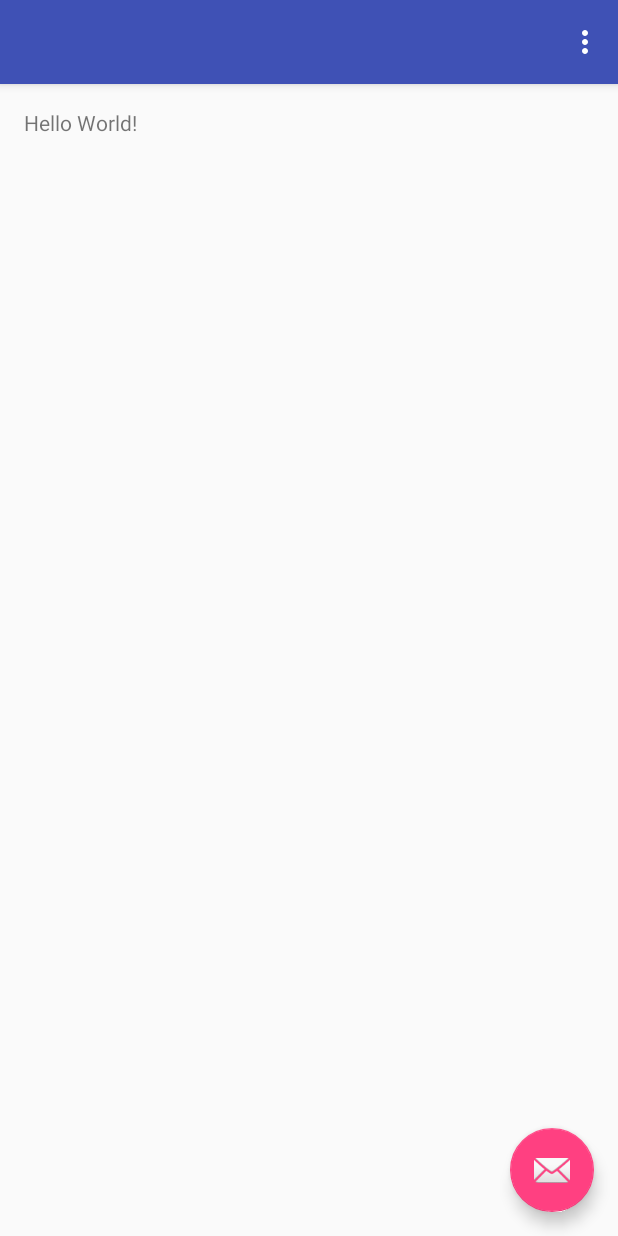
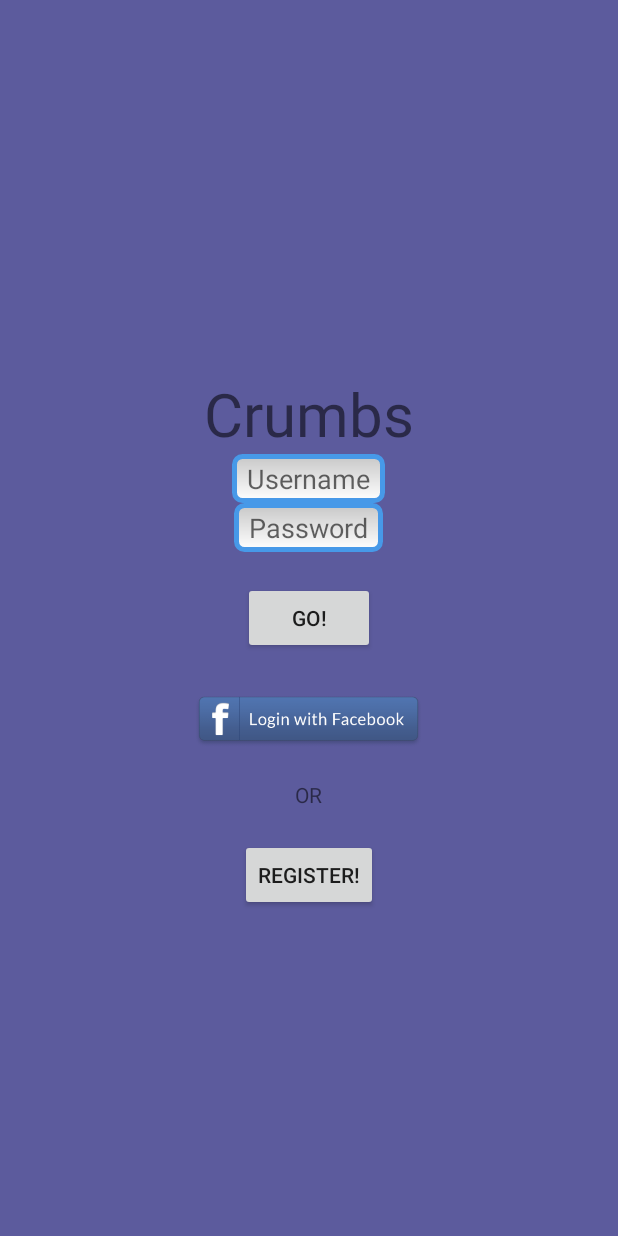
Before and after one commit to mudalia2/Crumbs, an Android app: the screen it shows after launch (MainActivity), on a phone screen of 412 x 824 dp. Run offline under Robolectric (Android 15) with nearby library versions, the phone set to English and light mode, and no system bars.

Commit message:
First Screen basic layout

```diff
--- a/app/src/main/AndroidManifest.xml
+++ b/app/src/main/AndroidManifest.xml
@@ -1,17 +1,19 @@
 <?xml version="1.0" encoding="utf-8"?>
 <manifest xmlns:android="http://schemas.android.com/apk/res/android"
-    package="com.example.varungove.crumbs" >
+    package="com.example.varungove.crumbs">
 
     <application
         android:allowBackup="true"
         android:icon="@mipmap/ic_launcher"
         android:label="@string/app_name"
         android:supportsRtl="true"
-        android:theme="@style/AppTheme" >
+
+        android:theme="@style/AppTheme">
         <activity
             android:name=".MainActivity"
             android:label="@string/app_name"
-            android:theme="@style/AppTheme.NoActionBar" >
+            android:screenOrientation="portrait"
+            android:theme="@style/AppTheme.NoActionBar">
             <intent-filter>
                 <action android:name="android.intent.action.MAIN" />
 
--- a/app/src/main/java/com/example/varungove/crumbs/MainActivity.java
+++ b/app/src/main/java/com/example/varungove/crumbs/MainActivity.java
@@ -15,38 +15,6 @@ public class MainActivity extends AppCompatActivity {
     protected void onCreate(Bundle savedInstanceState) {
         super.onCreate(savedInstanceState);
         setContentView(R.layout.activity_main);
-        Toolbar toolbar = (Toolbar) findViewById(R.id.toolbar);
-        setSupportActionBar(toolbar);
 
-       FloatingActionButton fab = (FloatingActionButton) findViewById(R.id.fab);
-        fab.setOnClickListener(new View.OnClickListener() {
-            @Override
-            public void onClick(View view) {
-                Snackbar.make(view, "Replace with your own action", Snackbar.LENGTH_LONG)
-                        .setAction("Action", null).show();
-            }
-        });
-    }
-
-    @Override
-    public boolean onCreateOptionsMenu(Menu menu) {
-        // Inflate the menu; this adds items to the action bar if it is present.
-        getMenuInflater().inflate(R.menu.menu_main, menu);
-        return true;
-    }
-
-    @Override
-    public boolean onOptionsItemSelected(MenuItem item) {
-        // Handle action bar item clicks here. The action bar will
-        // automatically handle clicks on the Home/Up button, so long
-        // as you specify a parent activity in AndroidManifest.xml.
-        int id = item.getItemId();
-
-        //noinspection SimplifiableIfStatement
-        if (id == R.id.action_settings) {
-            return true;
-        }
-
-        return super.onOptionsItemSelected(item);
     }
 }
--- /dev/null
+++ b/app/src/main/res/drawable/editstyle.xml
@@ -0,0 +1,17 @@
+<?xml version="1.0" encoding="utf-8" ?>
+
+<shape xmlns:android="http://schemas.android.com/apk/res/android"
+    android:thickness="0dp"
+    android:layout_height="match_parent"
+    android:layout_width="match_parent"
+    android:shape="rectangle">
+    <stroke android:width="3dp"
+        android:color="#4799E8"/>
+    <corners android:radius="5dp" />
+    <gradient
+        android:startColor="#C8C8C8"
+        android:endColor="#FFFFFF"
+        android:type="linear"
+        android:angle="270"/>
+
+</shape>
--- a/app/src/main/res/layout/activity_main.xml
+++ b/app/src/main/res/layout/activity_main.xml
@@ -1,35 +1,90 @@
-<?xml version="1.0" encoding="utf-8"?>
-<android.support.design.widget.CoordinatorLayout
-    xmlns:android="http://schemas.android.com/apk/res/android"
-    xmlns:app="http://schemas.android.com/apk/res-auto"
-    xmlns:tools="http://schemas.android.com/tools"
+<RelativeLayout xmlns:android="http://schemas.android.com/apk/res/android"
+    xmlns:facebook="http://schemas.android.com/apk/res-auto"
     android:layout_width="match_parent"
-    android:layout_height="match_parent"
-    android:fitsSystemWindows="true"
-    tools:context="com.example.varungove.crumbs.MainActivity">
+    android:background="#5c5b9d"
+    android:layout_height="match_parent" >
 
-    <android.support.design.widget.AppBarLayout
+
+
+
+    <EditText
+        android:id="@+id/username"
+        android:layout_width="wrap_content"
+        android:hint="Username"
+        android:ellipsize="start"
+        android:background="@drawable/editstyle"
+        android:paddingLeft="10dp"
+        android:paddingRight="10dp"
+        android:paddingTop="4dp"
+        android:paddingBottom="4dp"
+        android:layout_above="@+id/password"
         android:layout_height="wrap_content"
-        android:layout_width="match_parent"
-        android:theme="@style/AppTheme.AppBarOverlay">
+        android:layout_centerHorizontal="true"
+       />
 
-        <android.support.v7.widget.Toolbar
-            android:id="@+id/toolbar"
-            android:layout_width="match_parent"
-            android:layout_height="?attr/actionBarSize"
-            android:background="?attr/colorPrimary"
-            app:popupTheme="@style/AppTheme.PopupOverlay" />
-
-    </android.support.design.widget.AppBarLayout>
-
-    <include layout="@layout/content_main"/>
-
-    <android.support.design.widget.FloatingActionButton
-        android:id="@+id/fab"
+    <TextView
         android:layout_width="wrap_content"
         android:layout_height="wrap_content"
-        android:layout_gravity="bottom|end"
-        android:layout_margin="@dimen/fab_margin"
-        android:src="@android:drawable/ic_dialog_email" />
+        android:text="Crumbs"
+        android:textSize="40dp"
+        android:layout_centerHorizontal="true"
+        android:layout_above="@id/username"/>
 
-</android.support.design.widget.CoordinatorLayout>
+    <EditText
+        android:id="@+id/password"
+        android:layout_width="wrap_content"
+        android:layout_height="wrap_content"
+        android:paddingLeft="10dp"
+        android:paddingRight="10dp"
+        android:paddingTop="4dp"
+        android:paddingBottom="4dp"
+        android:hint="Password"
+        android:ellipsize="start"
+        android:background="@drawable/editstyle"
+        android:layout_above="@+id/go"
+        android:layout_centerHorizontal="true"/>
+
+
+    <Button
+        android:id="@+id/go"
+        android:layout_width="wrap_content"
+        android:layout_height="wrap_content"
+        android:layout_marginTop="20dp"
+        android:text="GO!"
+
+        android:layout_centerHorizontal="true"
+        android:layout_centerVertical="true"/>
+
+
+    <ImageView
+        android:id="@+id/fb"
+        android:layout_width="wrap_content"
+        android:layout_height="wrap_content"
+        android:layout_centerHorizontal="true"
+        android:adjustViewBounds="true"
+        android:maxHeight="175dp"
+        android:maxWidth="175dp"
+        android:scaleType="fitCenter"
+        android:src="@drawable/fb_login"
+        android:layout_below="@+id/go"/>
+
+    <TextView
+        android:id="@+id/or"
+        android:layout_width="wrap_content"
+        android:layout_height="wrap_content"
+        android:text="OR"
+        android:layout_centerHorizontal="true"
+        android:layout_below="@+id/fb"/>
+    <Button
+        android:layout_width="wrap_content"
+        android:layout_height="wrap_content"
+        android:layout_marginTop="20dp"
+        android:text="Register!"
+        android:layout_below="@+id/or"
+        android:layout_centerHorizontal="true"/>
+
+
+
+
+
+</RelativeLayout>
--- a/app/src/main/res/layout/content_main.xml
+++ b/app/src/main/res/layout/content_main.xml
@@ -1,20 +1,19 @@
 <?xml version="1.0" encoding="utf-8"?>
-<RelativeLayout
-    xmlns:android="http://schemas.android.com/apk/res/android"
+<RelativeLayout xmlns:android="http://schemas.android.com/apk/res/android"
+    xmlns:app="http://schemas.android.com/apk/res-auto"
     xmlns:tools="http://schemas.android.com/tools"
-    xmlns:app="http://schemas.android.com/apk/res-auto"
     android:layout_width="match_parent"
     android:layout_height="match_parent"
+    android:paddingBottom="@dimen/activity_vertical_margin"
     android:paddingLeft="@dimen/activity_horizontal_margin"
     android:paddingRight="@dimen/activity_horizontal_margin"
     android:paddingTop="@dimen/activity_vertical_margin"
-    android:paddingBottom="@dimen/activity_vertical_margin"
     app:layout_behavior="@string/appbar_scrolling_view_behavior"
-    tools:showIn="@layout/activity_main"
-    tools:context="com.example.varungove.crumbs.MainActivity">
+    tools:context="com.example.varungove.crumbs.MainActivity"
+    tools:showIn="@layout/activity_main">
 
     <TextView
-        android:text="Hello World!"
         android:layout_width="wrap_content"
-        android:layout_height="wrap_content" />
+        android:layout_height="wrap_content"
+        android:text="Hello World!" />
 </RelativeLayout>
--- a/app/src/main/res/menu/menu_main.xml
+++ b/app/src/main/res/menu/menu_main.xml
@@ -1,9 +1,10 @@
 <menu xmlns:android="http://schemas.android.com/apk/res/android"
     xmlns:app="http://schemas.android.com/apk/res-auto"
     xmlns:tools="http://schemas.android.com/tools"
-    tools:context="com.example.varungove.crumbs.MainActivity" >
-    <item android:id="@+id/action_settings"
+    tools:context="com.example.varungove.crumbs.MainActivity">
+    <item
+        android:id="@+id/action_settings"
+        android:orderInCategory="100"
         android:title="@string/action_settings"
-        android:orderInCategory="100"
         app:showAsAction="never" />
 </menu>
--- a/app/src/main/res/values-v21/styles.xml
+++ b/app/src/main/res/values-v21/styles.xml
@@ -1,4 +1,5 @@
 <resources>>
+
     <style name="AppTheme.NoActionBar">
         <item name="windowActionBar">false</item>
         <item name="windowNoTitle">true</item>
--- a/app/src/main/res/values/styles.xml
+++ b/app/src/main/res/values/styles.xml
@@ -7,11 +7,14 @@
         <item name="colorPrimaryDark">@color/colorPrimaryDark</item>
         <item name="colorAccent">@color/colorAccent</item>
     </style>
+
     <style name="AppTheme.NoActionBar">
         <item name="windowActionBar">false</item>
         <item name="windowNoTitle">true</item>
     </style>
+
     <style name="AppTheme.AppBarOverlay" parent="ThemeOverlay.AppCompat.Dark.ActionBar" />
+
     <style name="AppTheme.PopupOverlay" parent="ThemeOverlay.AppCompat.Light" />
 
 </resources>
```
Also changed, not shown: app/src/main/res/drawable/fb_login.png (added). Lines whose indentation alone changed are shown as unchanged.
